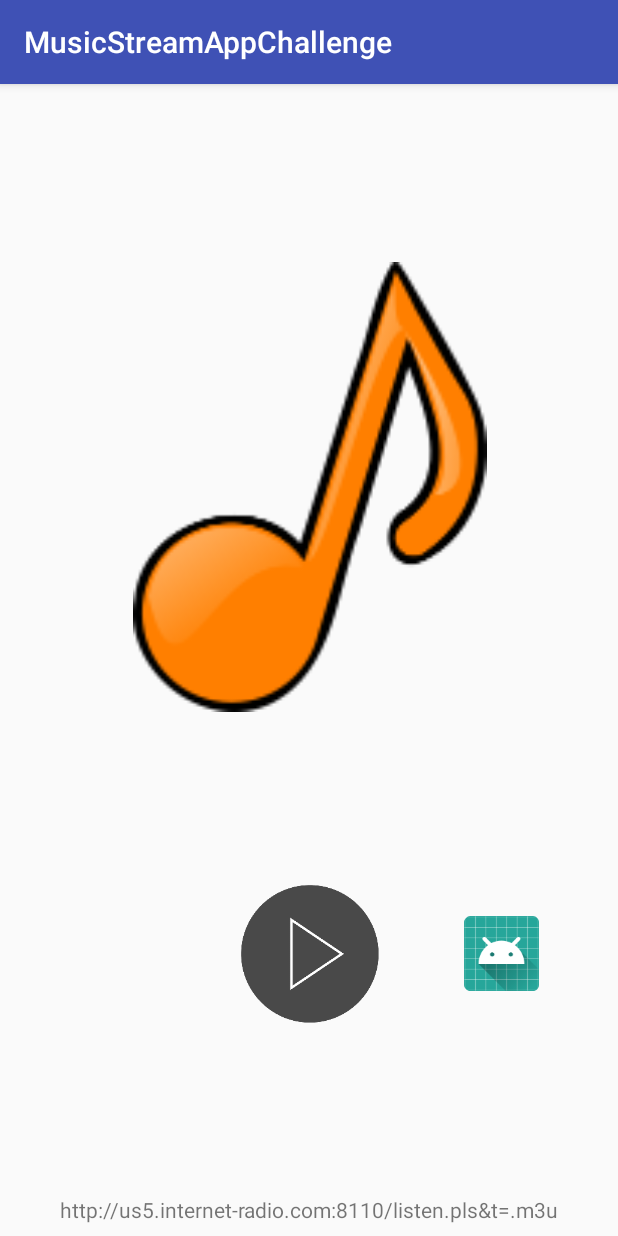
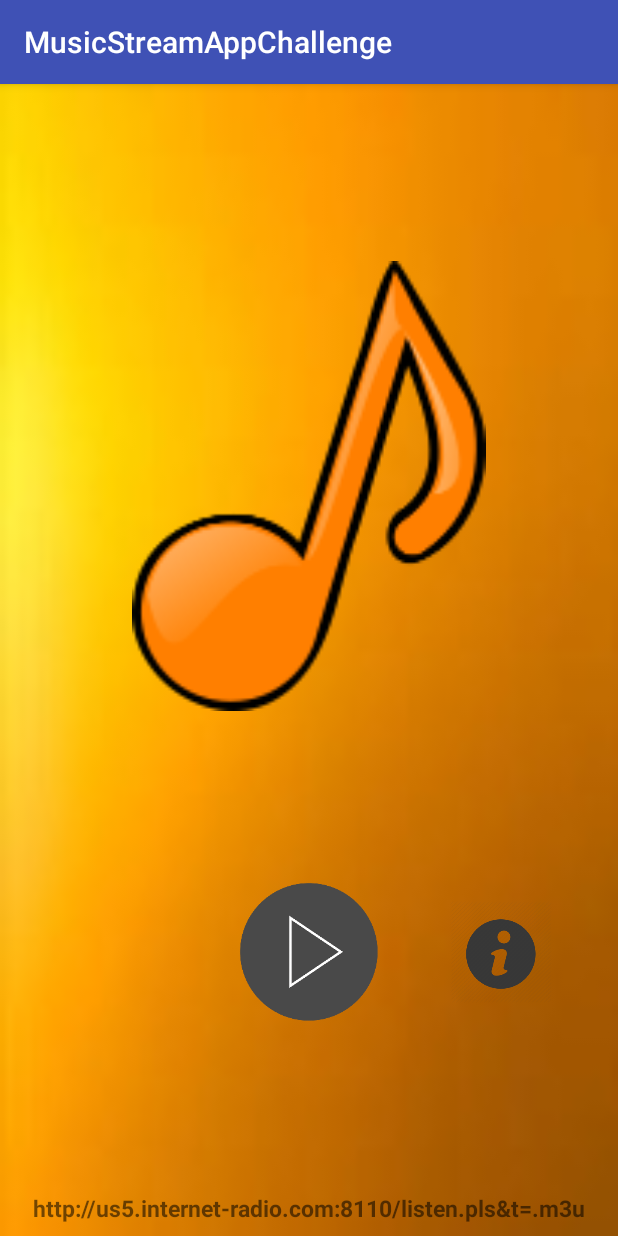
Before and after one commit to nelsonquintanilla/Music-Stream-App-Challenge, an Android app: the screen it shows after launch (MainActivity), on a phone screen of 412 x 824 dp. Run offline under Robolectric (Android 15) with nearby library versions, the phone set to English and light mode, and no system bars.

Commit message:
back to url

```diff
--- a/app/src/main/res/layout/activity_main.xml
+++ b/app/src/main/res/layout/activity_main.xml
@@ -4,7 +4,8 @@
     xmlns:tools="http://schemas.android.com/tools"
     android:layout_width="match_parent"
     android:layout_height="match_parent"
-    tools:context=".MainActivity">
+    tools:context=".MainActivity"
+    android:background="@drawable/background" >
 
     <ImageView
         android:id="@+id/imageView"
@@ -40,18 +41,19 @@
 
     <ImageView
         android:id="@+id/information_button_image"
-        android:layout_width="50dp"
-        android:layout_height="50dp"
+        android:layout_width="100dp"
+        android:layout_height="100dp"
         android:layout_marginBottom="8dp"
         android:layout_marginEnd="8dp"
         android:layout_marginStart="8dp"
         android:layout_marginTop="8dp"
-        android:src="@mipmap/ic_launcher"
+        android:src="@drawable/info_icon"
         app:layout_constraintBottom_toTopOf="@+id/url_text_view"
         app:layout_constraintEnd_toEndOf="parent"
         app:layout_constraintStart_toEndOf="@+id/play_pause_button_image"
         app:layout_constraintTop_toBottomOf="@+id/imageView"
-        android:contentDescription="@string/information_button" />
+        android:contentDescription="@string/information_button"
+        android:padding="16dp"/>
 
     <TextView
         android:id="@+id/url_text_view"
@@ -63,6 +65,8 @@
         android:text="@string/url"
         app:layout_constraintBottom_toBottomOf="parent"
         app:layout_constraintEnd_toEndOf="parent"
-        app:layout_constraintStart_toStartOf="parent" />
+        app:layout_constraintStart_toStartOf="parent"
+        android:textSize="15sp"
+        android:textStyle="bold"/>
 
 </android.support.constraint.ConstraintLayout>
```
Also changed, not shown: app/src/main/java/com/applaudostudios/musicstreamappchallenge/ForegroundService.java (+23 -25 lines), app/src/main/java/com/applaudostudios/musicstreamappchallenge/MainActivity.java (+1 -49 lines), app/src/main/res/drawable-hdpi/background.jpg (added), app/src/main/res/drawable-hdpi/info_icon.png (added), app/src/main/res/drawable-mdpi/background.jpg (added), app/src/main/res/drawable-mdpi/info_icon.png (added), app/src/main/res/drawable-xhdpi/background.jpg (added), app/src/main/res/drawable-xhdpi/info_icon.png (added), app/src/main/res/drawable-xxhdpi/background.jpg (added), app/src/main/res/drawable-xxhdpi/info_icon.png (added), app/src/main/res/drawable-xxxhdpi/background.jpg (added), app/src/main/res/drawable-xxxhdpi/info_icon.png (added).
